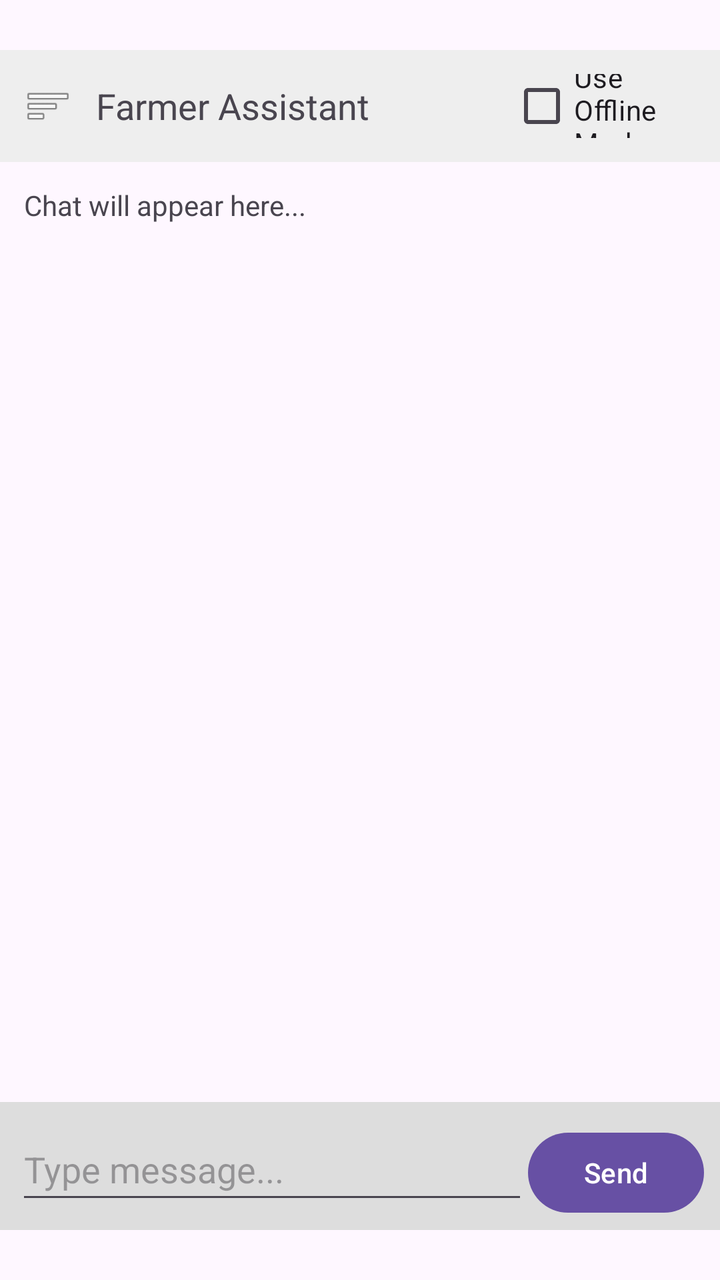
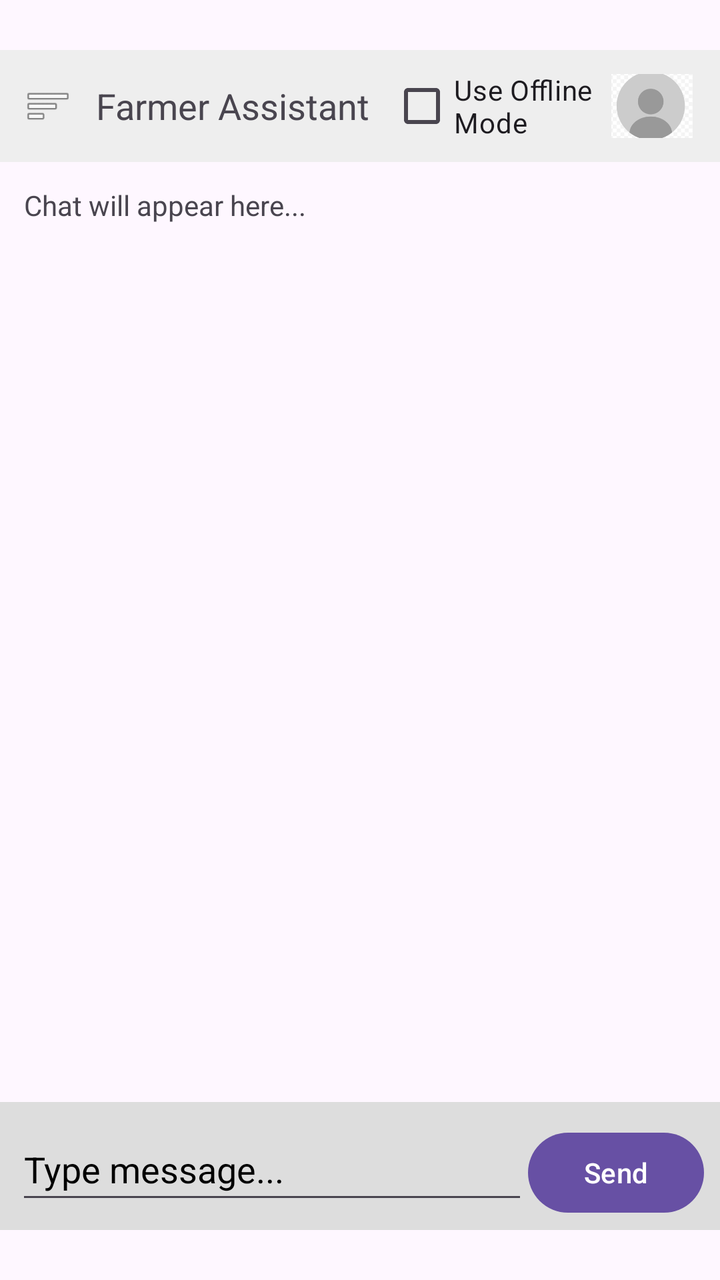

The first picture is an Android layout as it rendered before a commit; the second is the same layout after the commit. The layout source and the unified diff follow.
<!-- AndroidManifest.xml: application theme Theme.WhetherTracker -->
<!-- res/layout/activity_farmer.xml -->
<?xml version="1.0" encoding="utf-8"?>
<androidx.drawerlayout.widget.DrawerLayout
    xmlns:android="http://schemas.android.com/apk/res/android"
    android:layout_width="match_parent"
    android:layout_height="match_parent">

    
    <LinearLayout
        android:layout_width="match_parent"
        android:layout_height="match_parent"
        android:orientation="vertical">

        
        <LinearLayout
            android:layout_width="match_parent"
            android:layout_height="56dp"
            android:layout_marginTop="25dp"
            android:background="#EEEEEE"
            android:gravity="center_vertical"
            android:orientation="horizontal"
            android:padding="12dp">

            <ImageView
                android:id="@+id/btnMenu"
                android:layout_width="24dp"
                android:layout_height="24dp"
                android:src="@android:drawable/ic_menu_sort_by_size" />

            <TextView
                android:layout_width="wrap_content"
                android:layout_height="wrap_content"
                android:layout_marginStart="12dp"
                android:text="Farmer Assistant"
                android:textSize="18sp" />

            <CheckBox
                android:id="@+id/checkBoxOffline"
                android:layout_width="wrap_content"
                android:layout_height="48dp"
                android:layout_marginLeft="70dp"
                android:text="Use Offline Mode" />
        </LinearLayout>

        

        

        <ScrollView
            android:id="@+id/scrollView"
            android:layout_width="match_parent"
            android:layout_height="0dp"
            android:layout_weight="1">

            <TextView
                android:id="@+id/tvResponse"
                android:layout_width="match_parent"
                android:layout_height="wrap_content"
                android:padding="12dp"
                android:text="Chat will appear here..." />
        </ScrollView>

        <LinearLayout
            android:layout_width="match_parent"
            android:layout_height="wrap_content"
            android:layout_marginBottom="25dp"
            android:background="#DDDDDD"
            android:orientation="horizontal"
            android:padding="8dp">

            <EditText
                android:id="@+id/etInput"
                android:layout_width="0dp"
                android:layout_height="wrap_content"
                android:layout_weight="1"
                android:hint="Type message..."
                android:minHeight="48dp"
                android:textColor="@color/black" />

            <Button
                android:id="@+id/btnSend"
                android:layout_width="wrap_content"
                android:layout_height="wrap_content"
                android:text="Send" />
        </LinearLayout>

    </LinearLayout>

    

</androidx.drawerlayout.widget.DrawerLayout>
<!-- resources referenced by this layout -->
<resources>
  <color name="black">#FF000000</color>
  <style name="Theme.WhetherTracker" parent="Base.Theme.WhetherTracker">
          <item name="android:windowTranslucentStatus">true
          </item>
      </style>
  <style name="Base.Theme.WhetherTracker" parent="Theme.Material3.DayNight.NoActionBar">
          
          
      </style>
</resources>

<!-- the commit's change to res/layout/activity_farmer.xml (unified diff, before → after) -->
@@ -1,6 +1,8 @@
 <?xml version="1.0" encoding="utf-8"?>
 <androidx.drawerlayout.widget.DrawerLayout
     xmlns:android="http://schemas.android.com/apk/res/android"
+    xmlns:app="http://schemas.android.com/apk/res-auto"
+    xmlns:tools="http://schemas.android.com/tools"
     android:layout_width="match_parent"
     android:layout_height="match_parent">
 
@@ -35,10 +37,16 @@
 
             <CheckBox
                 android:id="@+id/checkBoxOffline"
-                android:layout_width="wrap_content"
+                android:layout_width="102dp"
                 android:layout_height="48dp"
-                android:layout_marginLeft="70dp"
+                android:layout_marginLeft="10dp"
                 android:text="Use Offline Mode" />
+
+            <ImageView
+                android:id="@+id/profileIcon"
+                android:layout_width="58dp"
+                android:layout_height="38dp"
+                android:src="@drawable/profile" />
         </LinearLayout>
 
         
@@ -74,7 +82,8 @@
                 android:layout_weight="1"
                 android:hint="Type message..."
                 android:minHeight="48dp"
-                android:textColor="@color/black" />
+                android:textColor="@color/black"
+                android:textColorHint="@color/black" />
 
             <Button
                 android:id="@+id/btnSend"
<!-- resource entries referenced after the edit -->
@@ -1,6 +1,7 @@
 <!-- resources referenced by this layout -->
 <resources>
   <color name="black">#FF000000</color>
+  <!-- drawable profile: jpeg bitmap (drawable, 13391 bytes) -->
   <style name="Theme.WhetherTracker" parent="Base.Theme.WhetherTracker">
           <item name="android:windowTranslucentStatus">true
           </item>
